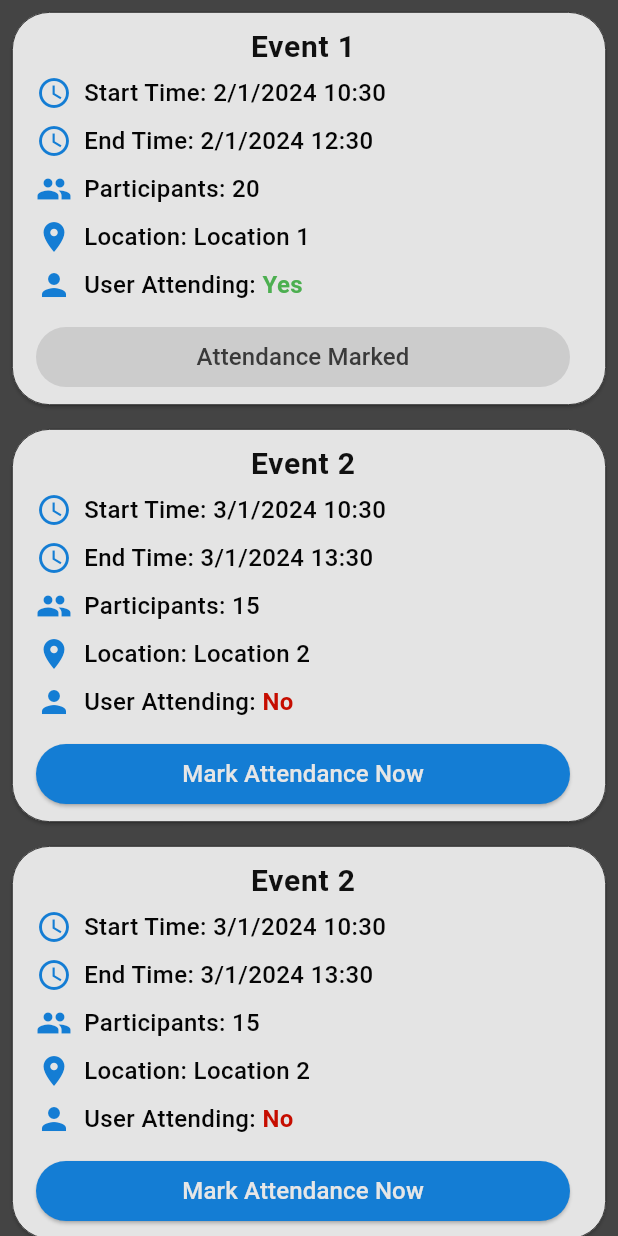
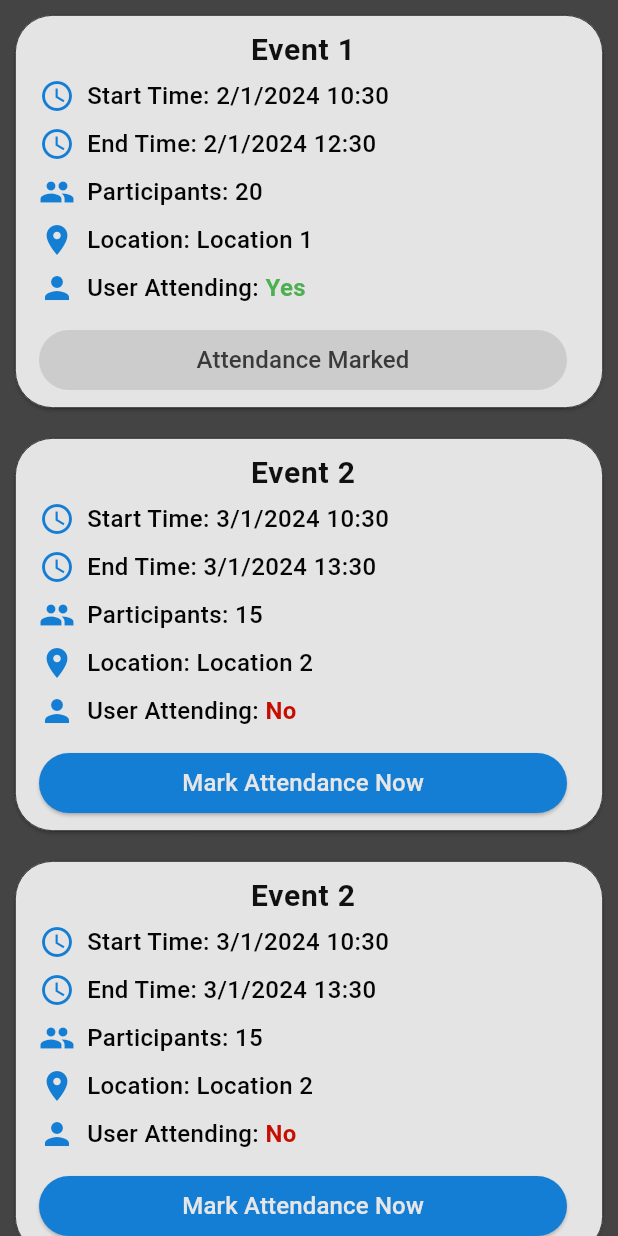
Before and after one commit to Thambara-20/TagMe, a Flutter app: the HomePage screen opened by its route, on a phone screen of 412 x 824 dp. Run offline on Flutter 3.47's test engine with Material 3 defaults, Android fonts, the phone set to English and light mode, and no system bars; our stand-ins replace font_awesome_flutter.

Commit message:
updated eventcard

```diff
--- a/tag_me/lib/HomePage/EventBox/EventBox.dart
+++ b/tag_me/lib/HomePage/EventBox/EventBox.dart
@@ -44,7 +44,7 @@ class _EventBoxState extends State<EventBox> {
   @override
   Widget build(BuildContext context) {
     return Card(
-      margin: const EdgeInsets.all(8.0),
+      margin: const EdgeInsets.all(10.0),
       color: keventBoxColor,
       shape: RoundedRectangleBorder(
         borderRadius: BorderRadius.circular(25.0),
--- a/tag_me/lib/HomePage/HomePage.dart
+++ b/tag_me/lib/HomePage/HomePage.dart
@@ -55,7 +55,6 @@ class _HomePageState extends State<HomePage> {
       body: Container(
         color: khomePageBackgroundColor,
         child: ListView.builder(
-
           itemCount: ongoingEvents.length,
           itemBuilder: (context, index) {
             return EventBox(event: ongoingEvents[index]);
```
